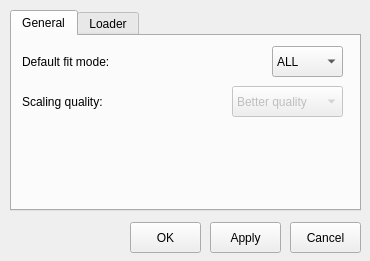
Qt form settingsdialog.ui (do-i/thumbgrid) before a commit.
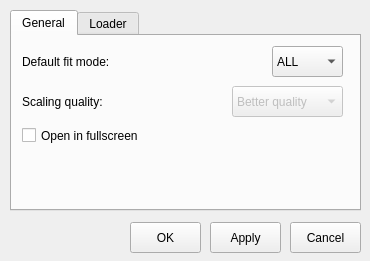
The same form after that commit.

Commit message: version 0.34.1 bugs fullscreen option in settings

```diff
--- a/settingsdialog.ui
+++ b/settingsdialog.ui
@@ -147,6 +147,19 @@
       </property>
      </item>
     </widget>
+    <widget class="QCheckBox" name="fullscreenCheckBox">
+     <property name="geometry">
+      <rect>
+       <x>10</x>
+       <y>90</y>
+       <width>171</width>
+       <height>19</height>
+      </rect>
+     </property>
+     <property name="text">
+      <string>Open in fullscreen</string>
+     </property>
+    </widget>
    </widget>
    <widget class="QWidget" name="tab_2">
     <attribute name="title">
```
The commit also changes 5 other files.
